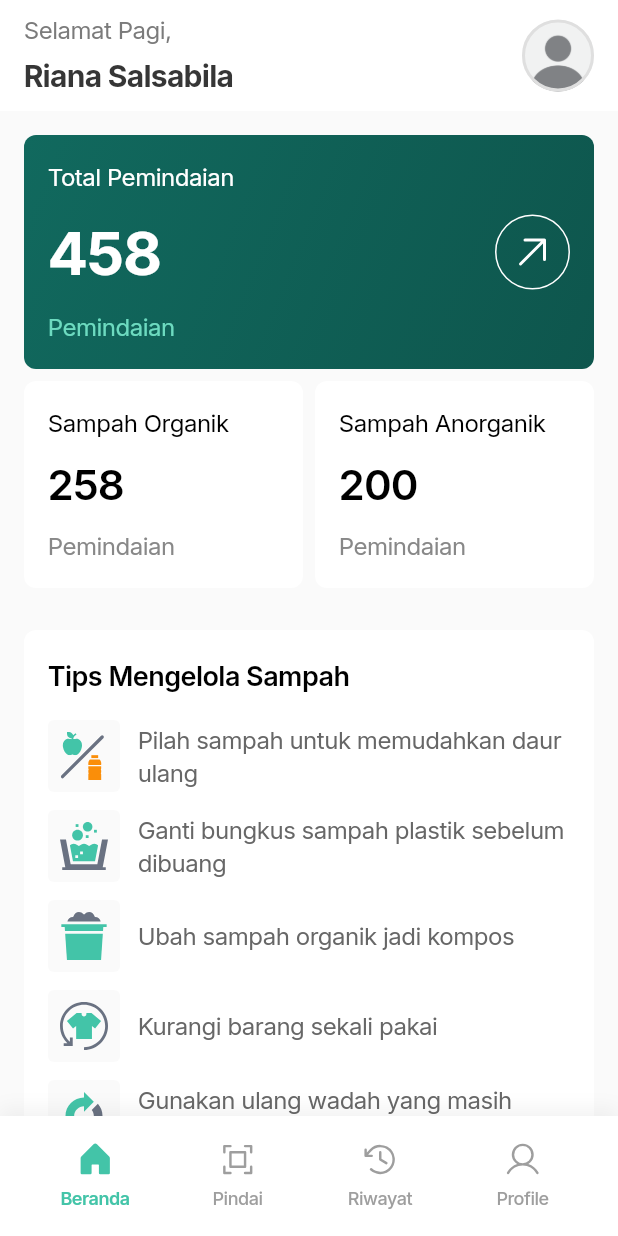
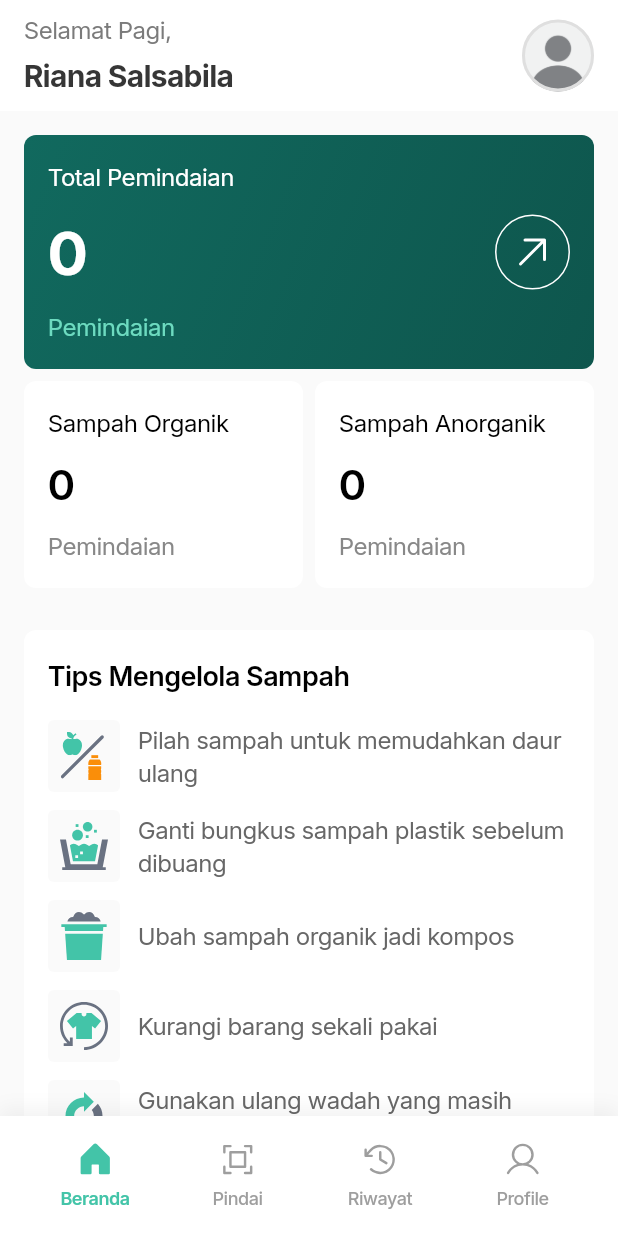
Before and after one commit to ckckckcz/PBL-Mobile, a Flutter app: the MainNavigation screen opened by its route, on a phone screen of 412 x 824 dp. Run offline on Flutter 3.47's test engine with Material 3 defaults, Android fonts, the phone set to English and light mode, and no system bars; drawn by our look-alikes of flutter_animate; our stand-ins replace camera, carousel_slider, device_info_plus, flutter_svg, google_fonts, image_picker and 4 more; accounts and stored records are empty.

Commit message:
feat: edit dashboard page and main navigation with updated dependencies.

```diff
--- a/frontend/lib/pages/dashboard_page.dart
+++ b/frontend/lib/pages/dashboard_page.dart
@@ -4,10 +4,9 @@ import 'package:flutter_animate/flutter_animate.dart';
 import 'package:phosphor_flutter/phosphor_flutter.dart';
 import '../constants/app_colors.dart';
 import '../theme/app_typography.dart';
-import '../widgets/common_widgets.dart';
-import '../widgets/eco_tips_carousel.dart';
 import '../widgets/tips_list_widget.dart';
 import '../models/article_model.dart';
+import '../services/scan_history_service.dart';
 
 class DashboardPage extends StatefulWidget {
   const DashboardPage({super.key});
@@ -18,11 +17,29 @@ class DashboardPage extends StatefulWidget {
 
 class _DashboardPageState extends State<DashboardPage> {
   final List<Article> articles = Article.getSampleArticles();
+  final ScanHistoryService _scanHistoryService = ScanHistoryService();
 
   // Data statistik
-  final int totalScans = 458;
-  final int organicWaste = 258;
-  final int inorganicWaste = 200;
+  int _totalScans = 0;
+  int _organicWaste = 0;
+  int _inorganicWaste = 0;
+
+  @override
+  void initState() {
+    super.initState();
+    _loadStats();
+  }
+
+  Future<void> _loadStats() async {
+    final stats = await _scanHistoryService.getStatistics();
+    if (mounted) {
+      setState(() {
+        _totalScans = stats['total'] ?? 0;
+        _organicWaste = stats['organik'] ?? 0;
+        _inorganicWaste = stats['anorganik'] ?? 0;
+      });
+    }
+  }
 
   @override
   Widget build(BuildContext context) {
@@ -43,7 +60,7 @@ class _DashboardPageState extends State<DashboardPage> {
               Expanded(
                 child: RefreshIndicator(
                   onRefresh: () async {
-                    await Future.delayed(const Duration(seconds: 1));
+                    await _loadStats(); // Reload actual stats
                     if (mounted) {
                       ScaffoldMessenger.of(context).showSnackBar(
                         const SnackBar(
@@ -193,7 +210,7 @@ class _DashboardPageState extends State<DashboardPage> {
                   ],
                 ),
                 Text(
-                  '$totalScans',
+                  '$_totalScans',
                   style: AppTypography.display2Bold.copyWith(
                     color: Colors.white,
                   ),
@@ -230,7 +247,7 @@ class _DashboardPageState extends State<DashboardPage> {
         Expanded(
           child: _buildStatCard(
             title: 'Sampah Organik',
-            value: '$organicWaste',
+            value: '$_organicWaste',
             subtitle: 'Pemindaian',
             color: const Color(0xFF66BB6A),
           ),
@@ -239,7 +256,7 @@ class _DashboardPageState extends State<DashboardPage> {
         Expanded(
           child: _buildStatCard(
             title: 'Sampah Anorganik',
-            value: '$inorganicWaste',
+            value: '$_inorganicWaste',
             subtitle: 'Pemindaian',
             color: const Color(0xFF42A5F5),
           ),
--- a/frontend/lib/pages/main_navigation.dart
+++ b/frontend/lib/pages/main_navigation.dart
@@ -38,7 +38,9 @@ class _MainNavigationState extends State<MainNavigation> {
   // Generate pages dynamically to pass the unique key or callback
   List<Widget> get _pages {
     return [
-      const DashboardPage(),
+      DashboardPage(
+        key: ValueKey('dashboard_$_dataVersion'),
+      ),
       const ScanPage(), // This will not be used as a page, scan opens fullscreen
       HistoryPage(
         key: ValueKey('history_$_dataVersion'),
```
